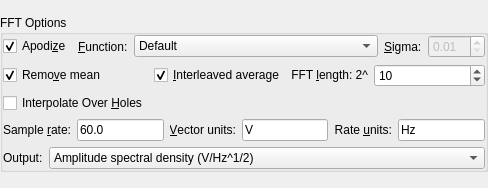
Before: the Qt Designer form src/widgets/fftoptions.ui in Kst-plot/kst, drawn with Qt 5.
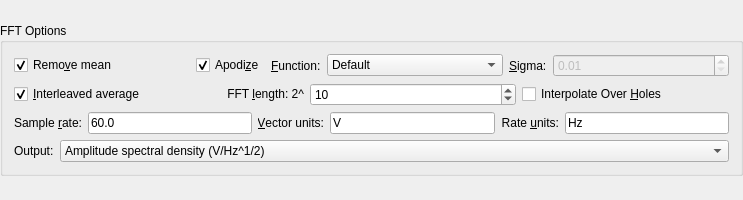
After: the same form once the commit is applied.

Diff of the .ui file:
```diff
--- a/src/widgets/fftoptions.ui
+++ b/src/widgets/fftoptions.ui
@@ -5,36 +5,18 @@
    <rect>
     <x>0</x>
     <y>0</y>
-    <width>488</width>
-    <height>188</height>
+    <width>743</width>
+    <height>200</height>
    </rect>
   </property>
-  <property name="sizePolicy" >
-   <sizepolicy vsizetype="Preferred" hsizetype="Preferred" >
-    <horstretch>0</horstretch>
-    <verstretch>0</verstretch>
-   </sizepolicy>
-  </property>
   <property name="windowTitle" >
    <string>FFTOptions</string>
   </property>
-  <layout class="QGridLayout" >
-   <property name="leftMargin" >
+  <layout class="QGridLayout" name="gridLayout_2" >
+   <property name="margin" >
     <number>0</number>
    </property>
-   <property name="topMargin" >
-    <number>0</number>
-   </property>
-   <property name="rightMargin" >
-    <number>0</number>
-   </property>
-   <property name="bottomMargin" >
-    <number>0</number>
-   </property>
-   <property name="horizontalSpacing" >
-    <number>0</number>
-   </property>
-   <property name="verticalSpacing" >
+   <property name="spacing" >
     <number>0</number>
    </property>
    <item row="0" column="0" >
@@ -48,41 +30,14 @@
      <property name="title" >
       <string>FFT Options</string>
      </property>
-     <layout class="QVBoxLayout" >
-      <property name="leftMargin" >
-       <number>0</number>
-      </property>
-      <property name="topMargin" >
-       <number>0</number>
-      </property>
-      <property name="rightMargin" >
-       <number>0</number>
-      </property>
-      <property name="bottomMargin" >
-       <number>0</number>
-      </property>
-      <item>
+     <layout class="QGridLayout" name="gridLayout" >
+      <item row="0" column="0" >
        <layout class="QGridLayout" >
         <property name="leftMargin" >
          <number>0</number>
         </property>
-        <property name="topMargin" >
-         <number>0</number>
-        </property>
-        <property name="rightMargin" >
-         <number>0</number>
-        </property>
-        <property name="bottomMargin" >
-         <number>0</number>
-        </property>
-        <item row="0" column="2" >
+        <item row="0" column="3" >
          <widget class="QComboBox" name="_apodizeFunction" >
-          <property name="sizePolicy" >
-           <sizepolicy vsizetype="Fixed" hsizetype="MinimumExpanding" >
-            <horstretch>0</horstretch>
-            <verstretch>0</verstretch>
-           </sizepolicy>
-          </property>
           <item>
            <property name="text" >
             <string>Default</string>
@@ -130,8 +85,14 @@
           </item>
          </widget>
         </item>
-        <item row="0" column="3" >
+        <item row="0" column="4" >
          <widget class="QLabel" name="textLabel1" >
+          <property name="sizePolicy" >
+           <sizepolicy vsizetype="Preferred" hsizetype="Fixed" >
+            <horstretch>0</horstretch>
+            <verstretch>0</verstretch>
+           </sizepolicy>
+          </property>
           <property name="text" >
            <string>&amp;Sigma:</string>
           </property>
@@ -143,7 +104,7 @@
           </property>
          </widget>
         </item>
-        <item row="0" column="4" >
+        <item row="0" column="5" >
          <widget class="QDoubleSpinBox" name="_sigma" >
           <property name="enabled" >
            <bool>false</bool>
@@ -153,10 +114,10 @@
           </property>
          </widget>
         </item>
-        <item row="0" column="0" >
+        <item row="0" column="1" >
          <widget class="QCheckBox" name="_apodize" >
           <property name="sizePolicy" >
-           <sizepolicy vsizetype="Fixed" hsizetype="Minimum" >
+           <sizepolicy vsizetype="Fixed" hsizetype="Fixed" >
             <horstretch>0</horstretch>
             <verstretch>0</verstretch>
            </sizepolicy>
@@ -172,8 +133,14 @@
           </property>
          </widget>
         </item>
-        <item row="0" column="1" >
+        <item row="0" column="2" >
          <widget class="QLabel" name="textLabel2" >
+          <property name="sizePolicy" >
+           <sizepolicy vsizetype="Preferred" hsizetype="Fixed" >
+            <horstretch>0</horstretch>
+            <verstretch>0</verstretch>
+           </sizepolicy>
+          </property>
           <property name="text" >
            <string>&amp;Function:</string>
           </property>
@@ -185,32 +152,23 @@
           </property>
          </widget>
         </item>
-       </layout>
-      </item>
-      <item>
-       <layout class="QGridLayout" >
-        <property name="leftMargin" >
-         <number>0</number>
-        </property>
-        <property name="topMargin" >
-         <number>0</number>
-        </property>
-        <property name="rightMargin" >
-         <number>0</number>
-        </property>
-        <property name="bottomMargin" >
-         <number>0</number>
-        </property>
-        <item row="0" column="1" >
-         <widget class="QCheckBox" name="_interleavedAverage" >
+        <item row="0" column="0" >
+         <widget class="QCheckBox" name="_removeMean" >
           <property name="text" >
-           <string>&amp;Interleaved average</string>
+           <string>Remo&amp;ve mean</string>
           </property>
           <property name="checked" >
            <bool>true</bool>
           </property>
          </widget>
         </item>
+       </layout>
+      </item>
+      <item row="1" column="0" >
+       <layout class="QGridLayout" >
+        <property name="margin" >
+         <number>0</number>
+        </property>
         <item row="0" column="2" >
          <widget class="QLabel" name="TextLabel1_9" >
           <property name="sizePolicy" >
@@ -235,12 +193,6 @@
         </item>
         <item row="0" column="3" >
          <widget class="QSpinBox" name="_FFTLength" >
-          <property name="sizePolicy" >
-           <sizepolicy vsizetype="Fixed" hsizetype="MinimumExpanding" >
-            <horstretch>0</horstretch>
-            <verstretch>0</verstretch>
-           </sizepolicy>
-          </property>
           <property name="whatsThis" >
            <string>Sets the length of the FFTs in generating the power spectrum.  2^10 = 1024, etc.  The larger the number, the larger the noise and resolution.</string>
           </property>
@@ -256,16 +208,16 @@
          </widget>
         </item>
         <item row="0" column="0" >
-         <widget class="QCheckBox" name="_removeMean" >
+         <widget class="QCheckBox" name="_interleavedAverage" >
           <property name="text" >
-           <string>Remo&amp;ve mean</string>
+           <string>&amp;Interleaved average</string>
           </property>
           <property name="checked" >
            <bool>true</bool>
           </property>
          </widget>
         </item>
-        <item row="1" column="0" >
+        <item row="0" column="4" >
          <widget class="QCheckBox" name="_interpolateOverHoles" >
           <property name="text" >
            <string>Interpolate Over &amp;Holes</string>
@@ -277,18 +229,9 @@
         </item>
        </layout>
       </item>
-      <item>
+      <item row="2" column="0" >
        <layout class="QHBoxLayout" >
-        <property name="leftMargin" >
-         <number>0</number>
-        </property>
-        <property name="topMargin" >
-         <number>0</number>
-        </property>
-        <property name="rightMargin" >
-         <number>0</number>
-        </property>
-        <property name="bottomMargin" >
+        <property name="margin" >
          <number>0</number>
         </property>
         <item>
@@ -315,12 +258,6 @@
         </item>
         <item>
          <widget class="QLineEdit" name="_sampleRate" >
-          <property name="sizePolicy" >
-           <sizepolicy vsizetype="Fixed" hsizetype="Expanding" >
-            <horstretch>0</horstretch>
-            <verstretch>0</verstretch>
-           </sizepolicy>
-          </property>
           <property name="whatsThis" >
            <string>The sample rate at which the measurements were acquired, for proper normalization.</string>
           </property>
@@ -356,12 +293,6 @@
         </item>
         <item>
          <widget class="QLineEdit" name="_vectorUnits" >
-          <property name="sizePolicy" >
-           <sizepolicy vsizetype="Fixed" hsizetype="Expanding" >
-            <horstretch>0</horstretch>
-            <verstretch>0</verstretch>
-           </sizepolicy>
-          </property>
           <property name="whatsThis" >
            <string>The units of the Data Vector - for automatic labels.</string>
           </property>
@@ -394,12 +325,6 @@
         </item>
         <item>
          <widget class="QLineEdit" name="_rateUnits" >
-          <property name="sizePolicy" >
-           <sizepolicy vsizetype="Fixed" hsizetype="Expanding" >
-            <horstretch>0</horstretch>
-            <verstretch>0</verstretch>
-           </sizepolicy>
-          </property>
           <property name="whatsThis" >
            <string>The units for the sample rate.  Used for automatic labels.</string>
           </property>
@@ -410,22 +335,19 @@
         </item>
        </layout>
       </item>
-      <item>
+      <item row="3" column="0" >
        <layout class="QHBoxLayout" >
-        <property name="leftMargin" >
-         <number>0</number>
-        </property>
-        <property name="topMargin" >
-         <number>0</number>
-        </property>
-        <property name="rightMargin" >
-         <number>0</number>
-        </property>
-        <property name="bottomMargin" >
+        <property name="margin" >
          <number>0</number>
         </property>
         <item>
          <widget class="QLabel" name="textLabel1_2" >
+          <property name="sizePolicy" >
+           <sizepolicy vsizetype="Preferred" hsizetype="Fixed" >
+            <horstretch>0</horstretch>
+            <verstretch>0</verstretch>
+           </sizepolicy>
+          </property>
           <property name="text" >
            <string>Output:</string>
           </property>
@@ -436,12 +358,6 @@
         </item>
         <item>
          <widget class="QComboBox" name="_output" >
-          <property name="sizePolicy" >
-           <sizepolicy vsizetype="Fixed" hsizetype="MinimumExpanding" >
-            <horstretch>0</horstretch>
-            <verstretch>0</verstretch>
-           </sizepolicy>
-          </property>
           <item>
            <property name="text" >
             <string>Amplitude spectral density (V/Hz^1/2)</string>
```
Left out of the diff: 5 changed lines with no effect on the pictures.
